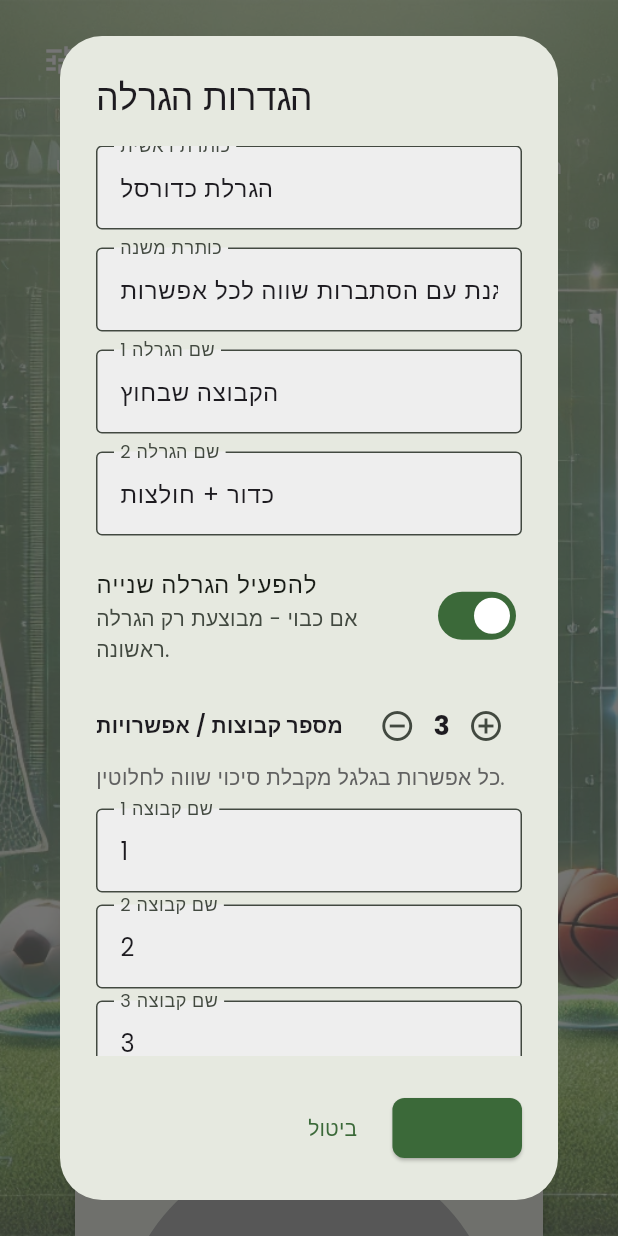
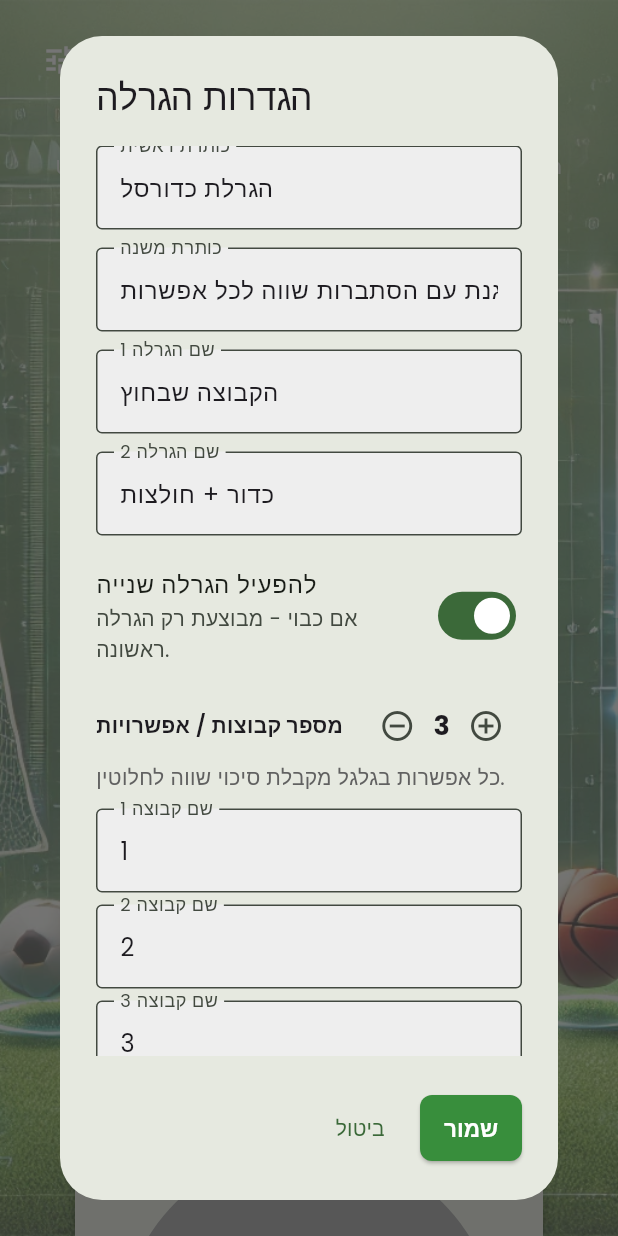
Before and after one commit to doronlevy6/bbflutter, a Flutter app: the DrawPage widget shown alone on an empty page, opened directly, after a tap on the "tune" icon, on a phone screen of 412 x 824 dp. Run offline on Flutter 3.47's test engine with Material 3 defaults, Android fonts, the phone set to English and light mode, and no system bars; our stand-ins replace connectivity_plus, flutter_dotenv, google_fonts, responsive_builder, shared_preferences, socket_io_client; missing offline and left inert: dart:html; accounts and stored records are empty; network calls fail.

Commit message:
fix(draw): enforce high-contrast button text for visibility

```diff
--- a/lib/pages/draw_page.dart
+++ b/lib/pages/draw_page.dart
@@ -31,6 +31,17 @@ class _DrawPageState extends State<DrawPage> {
   int _spinSessionId = 0;
 
   static const Duration _spinDuration = Duration(milliseconds: 3200);
+
+  ButtonStyle _primaryButtonStyle(BuildContext context) {
+    return ElevatedButton.styleFrom(
+      backgroundColor: Colors.green[700],
+      foregroundColor: Colors.white,
+      disabledBackgroundColor: Colors.grey[400],
+      disabledForegroundColor: Colors.white70,
+      padding: EdgeInsets.symmetric(horizontal: 16, vertical: 12),
+      textStyle: TextStyle(fontSize: 15, fontWeight: FontWeight.w700),
+    );
+  }
 
   String _defaultPageTitle(bool isHebrew) =>
       isHebrew ? 'הגרלת כדורסל' : 'Basketball Draw';
@@ -217,6 +228,7 @@ class _DrawPageState extends State<DrawPage> {
               },
               icon: Icon(Icons.copy),
               label: Text(_isHebrew ? 'העתק תוצאות' : 'Copy Results'),
+              style: _primaryButtonStyle(context),
             ),
           ],
         );
@@ -499,6 +511,7 @@ class _DrawPageState extends State<DrawPage> {
                     Navigator.pop(dialogContext);
                   },
                   child: Text(_isHebrew ? 'שמור' : 'Save'),
+                  style: _primaryButtonStyle(context),
                 ),
               ],
             );
@@ -586,6 +599,7 @@ class _DrawPageState extends State<DrawPage> {
               onPressed: disabled || isSpinning ? null : onSpin,
               icon: Icon(Icons.casino),
               label: Text(spinLabel),
+              style: _primaryButtonStyle(context),
             ),
             SizedBox(height: 8),
             Text(
```
